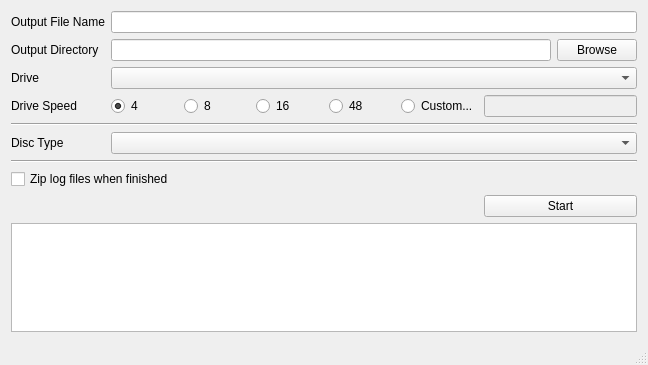
This is mainwindow.ui in avieros/DIC-GUI as Qt 5 draws it before an edit. The edited form follows.
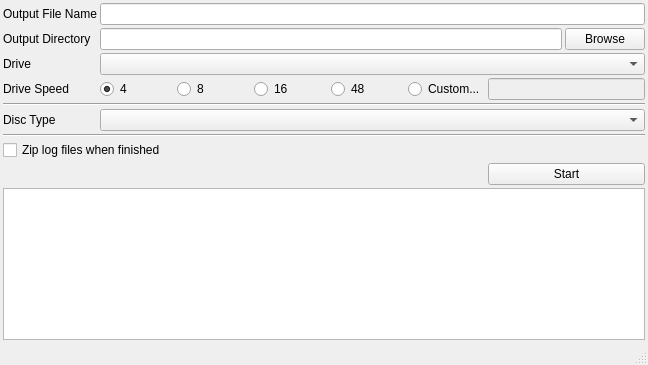
This is the edited form.

Commit message: looking @ status states

Patch:
```diff
--- a/mainwindow.ui
+++ b/mainwindow.ui
@@ -235,7 +235,7 @@
   </widget>
   <widget class="QStatusBar" name="statusBar"/>
  </widget>
- <layoutdefault spacing="6" margin="11"/>
+ <layoutdefault spacing="3" margin="3"/>
  <resources/>
  <connections/>
 </ui>
```
The commit also changes 2 other files.
